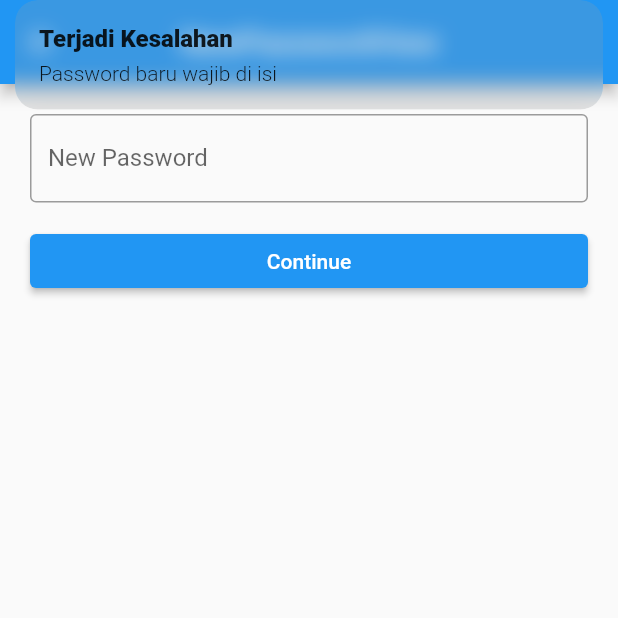
After one commit to anasmisbah/presence_app, a Flutter app: the NewPasswordView screen opened by its route, after a tap on "Continue", on a phone screen of 412 x 824 dp, the top half of it. The commit adds this screen. Run offline on Flutter 3.47's test engine with Material 2 defaults, Android fonts, the phone set to English and light mode, and no system bars; our stand-ins replace cloud_firestore, firebase_auth, firebase_core, get; accounts and stored records are empty.

Commit message:
add new password

```diff
--- a/lib/app/modules/login/controllers/login_controller.dart
+++ b/lib/app/modules/login/controllers/login_controller.dart
@@ -18,7 +18,11 @@ class LoginController extends GetxController {
 
         if (userCredential.user != null) {
           if (userCredential.user!.emailVerified == true) {
-            Get.offNamed(Routes.HOME);
+            if (passC.text == "qweasdzxc") {
+              Get.offAllNamed(Routes.NEW_PASSWORD);
+            } else {
+              Get.offAllNamed(Routes.HOME);
+            }
           } else {
             Get.defaultDialog(
                 actions: [
@@ -32,9 +36,11 @@ class LoginController extends GetxController {
                     onPressed: () async {
                       try {
                         await userCredential.user!.sendEmailVerification();
-                        Get.snackbar('Berhasil', 'Email verifikasi telah dikirim ulang, cek email kamu sekarang juga!');
+                        Get.snackbar('Berhasil',
+                            'Email verifikasi telah dikirim ulang, cek email kamu sekarang juga!');
                       } catch (e) {
-                        Get.snackbar('Terjadi Kesalahan', 'Tidak dapat mengirim ulang email verifikasi,hubungi admin atau CS');
+                        Get.snackbar('Terjadi Kesalahan',
+                            'Tidak dapat mengirim ulang email verifikasi,hubungi admin atau CS');
                       }
                     },
                     child: Text('Kirim ulang'),
--- /dev/null
+++ b/lib/app/modules/new_password/bindings/new_password_binding.dart
@@ -0,0 +1,12 @@
+import 'package:get/get.dart';
+
+import '../controllers/new_password_controller.dart';
+
+class NewPasswordBinding extends Bindings {
+  @override
+  void dependencies() {
+    Get.lazyPut<NewPasswordController>(
+      () => NewPasswordController(),
+    );
+  }
+}
--- /dev/null
+++ b/lib/app/modules/new_password/controllers/new_password_controller.dart
@@ -0,0 +1,37 @@
+import 'package:firebase_auth/firebase_auth.dart';
+import 'package:flutter/material.dart';
+import 'package:get/get.dart';
+import 'package:presence_app/app/routes/app_pages.dart';
+
+class NewPasswordController extends GetxController {
+  FirebaseAuth auth = FirebaseAuth.instance;
+  TextEditingController newPassC = TextEditingController();
+  void newPassword() async {
+    if (newPassC.text.isNotEmpty) {
+      if (newPassC.text != "qweasdzxc") {
+        try {
+          await auth.currentUser!.updatePassword(newPassC.text);
+          String email = auth.currentUser!.email!;
+          await auth.signOut();
+          await auth.signInWithEmailAndPassword(
+              email: email, password: newPassC.text);
+          Get.offAllNamed(Routes.HOME);
+        } on FirebaseAuthException catch (e) {
+          print(e.code);
+          if (e.code == 'weak-password') {
+            Get.snackbar(
+                'Terjadi Kesalahan', 'password yang digunakan terlalu singkat');
+          }
+        } catch (e) {
+          Get.snackbar(
+              'Terjadi Kesalahan', 'Tidak dapat membuat password baru');
+        }
+      } else {
+        Get.snackbar('Terjadi Kesalahan',
+            'Password baru wajib berbeda dengan password default');
+      }
+    } else {
+      Get.snackbar('Terjadi Kesalahan', 'Password baru wajib di isi');
+    }
+  }
+}
--- /dev/null
+++ b/lib/app/modules/new_password/views/new_password_view.dart
@@ -0,0 +1,41 @@
+import 'package:flutter/material.dart';
+
+import 'package:get/get.dart';
+
+import '../controllers/new_password_controller.dart';
+
+class NewPasswordView extends GetView<NewPasswordController> {
+  const NewPasswordView({Key? key}) : super(key: key);
+  @override
+  Widget build(BuildContext context) {
+    return Scaffold(
+      appBar: AppBar(
+        title: const Text('NewPasswordView'),
+        centerTitle: true,
+      ),
+      body: ListView(
+        padding: EdgeInsets.all(20),
+        children: [
+          TextField(
+            controller: controller.newPassC,
+            autocorrect: false,
+            obscureText: true,
+            decoration: InputDecoration(
+              labelText: "New Password",
+              border: OutlineInputBorder(),
+            ),
+          ),
+          SizedBox(
+            height: 15,
+          ),
+          ElevatedButton(
+            onPressed: () {
+              controller.newPassword();
+            },
+            child: Text("Continue"),
+          ),
+        ],
+      ),
+    );
+  }
+}
--- a/lib/app/routes/app_pages.dart
+++ b/lib/app/routes/app_pages.dart
@@ -6,6 +6,8 @@ import '../modules/home/bindings/home_binding.dart';
 import '../modules/home/views/home_view.dart';
 import '../modules/login/bindings/login_binding.dart';
 import '../modules/login/views/login_view.dart';
+import '../modules/new_password/bindings/new_password_binding.dart';
+import '../modules/new_password/views/new_password_view.dart';
 
 part 'app_routes.dart';
 
@@ -30,5 +32,10 @@ class AppPages {
       page: () => const LoginView(),
       binding: LoginBinding(),
     ),
+    GetPage(
+      name: _Paths.NEW_PASSWORD,
+      page: () => const NewPasswordView(),
+      binding: NewPasswordBinding(),
+    ),
   ];
 }
--- a/lib/app/routes/app_routes.dart
+++ b/lib/app/routes/app_routes.dart
@@ -6,6 +6,7 @@ abstract class Routes {
   static const HOME = _Paths.HOME;
   static const ADD_PEGAWAI = _Paths.ADD_PEGAWAI;
   static const LOGIN = _Paths.LOGIN;
+  static const NEW_PASSWORD = _Paths.NEW_PASSWORD;
 }
 
 abstract class _Paths {
@@ -13,4 +14,5 @@ abstract class _Paths {
   static const HOME = '/home';
   static const ADD_PEGAWAI = '/add-pegawai';
   static const LOGIN = '/login';
+  static const NEW_PASSWORD = '/new-password';
 }
```
